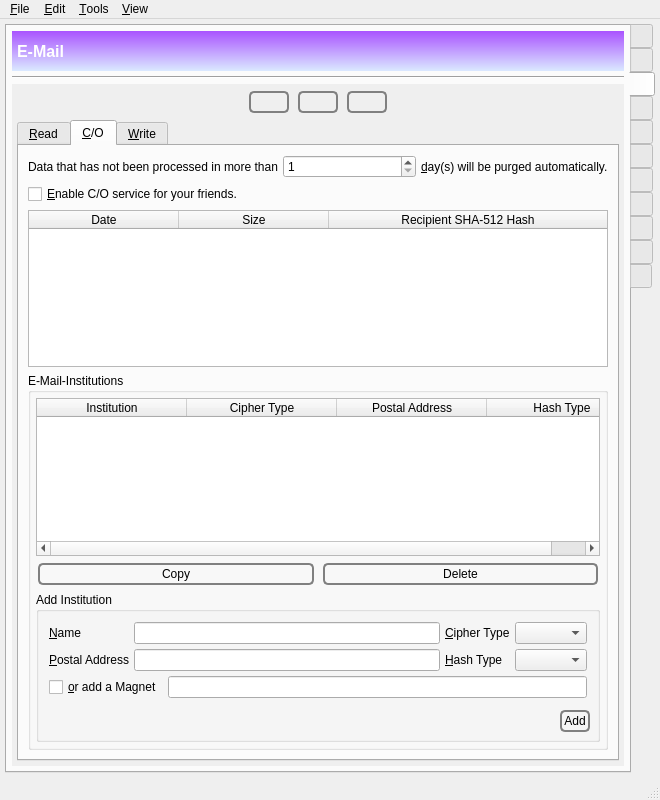
This is branches/trunk/GoldBug-UI/controlcenter.ui in textbrowser/spot-on as Qt 5 draws it before an edit. The edited form follows.
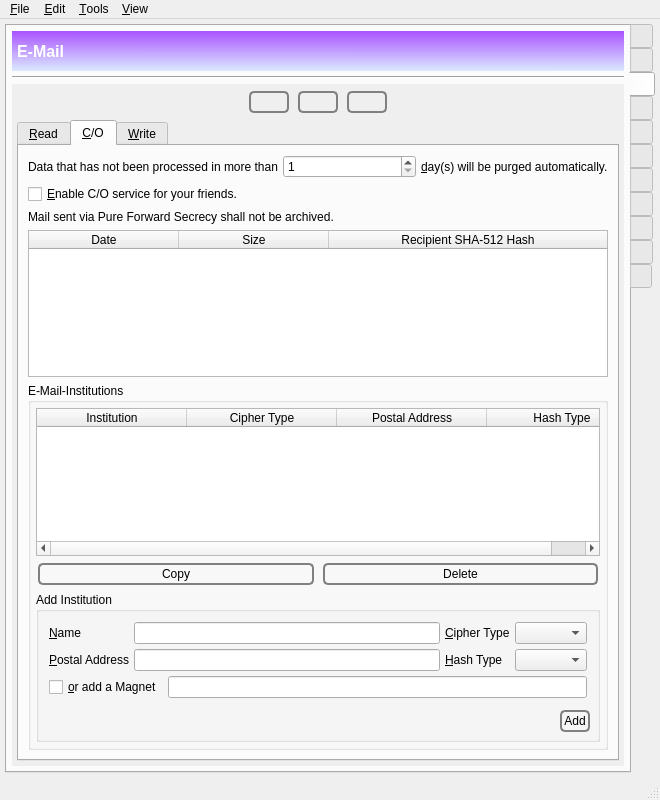
This is the edited form. The open tabs and pages were chosen to show the change. Icons and pictures are not drawn. Custom widgets are drawn as their Qt base class.

Commit message: Deliver aa-e-mail.

Patch:
```diff
--- a/branches/trunk/GoldBug-UI/controlcenter.ui
+++ b/branches/trunk/GoldBug-UI/controlcenter.ui
@@ -1838,6 +1838,13 @@
                   </item>
                  </layout>
                 </item>
+                <item>
+                 <widget class="QLabel" name="label_123">
+                  <property name="text">
+                   <string>Mail sent via Pure Forward Secrecy shall not be archived.</string>
+                  </property>
+                 </widget>
+                </item>
                 <item>
                  <widget class="QTableWidget" name="postoffice">
                   <property name="alternatingRowColors">
```
Left out of the diff: 8 changed lines with no effect on the pictures. The commit also changes 10 other files.
